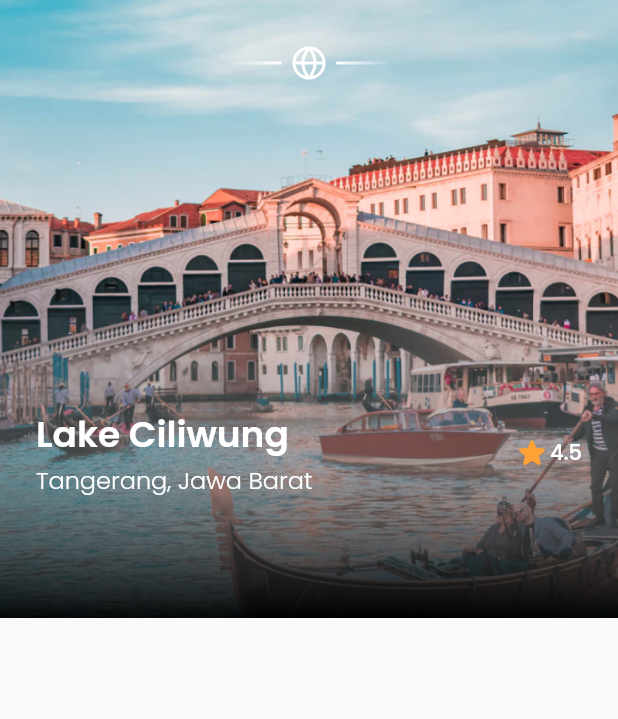
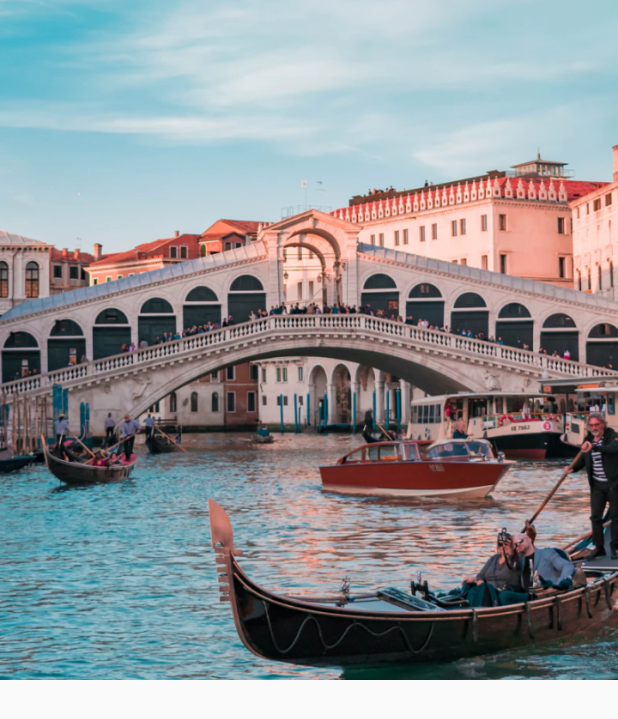
Before and after one commit to HarunNurahman/book-inn-air, a Flutter app: the DetailPage screen opened directly, on a phone screen of 412 x 824 dp. Shown: the top 719 px of the screen. Run offline on Flutter 3.47's test engine with Material 2 defaults, Android fonts, the phone set to English and light mode, and no system bars; our stand-ins replace device_preview, google_fonts.

Commit message:
Additional Changes on Detail Page

```diff
--- a/lib/pages/detail_page.dart
+++ b/lib/pages/detail_page.dart
@@ -6,124 +6,17 @@ class DetailPage extends StatelessWidget {
 
   @override
   Widget build(BuildContext context) {
-    // Widget for background / thumbnail image
     Widget _backgroundImage() {
-      // Shadow for background image
-      Widget _bottomShadowContent() {
-        return Align(
-          alignment: Alignment.bottomCenter,
-          child: Container(
-            width: double.infinity,
-            height: 215,
-            decoration: BoxDecoration(
-              gradient: LinearGradient(
-                begin: Alignment.topCenter,
-                end: Alignment.bottomCenter,
-                colors: [
-                  kWhiteColor.withOpacity(0),
-                  Colors.black.withOpacity(0.95),
-                ],
-              ),
-            ),
-            child: Padding(
-              padding: EdgeInsets.only(
-                top: 75,
-                left: defaultMargin,
-                right: defaultMargin,
-              ),
-              child: Column(
-                children: [
-                  Column(
-                    children: [
-                      Row(
-                        children: [
-                          Expanded(
-                            child: Column(
-                              crossAxisAlignment: CrossAxisAlignment.start,
-                              children: [
-                                Text(
-                                  'Lake Ciliwung',
-                                  style: whiteTextStyle.copyWith(
-                                    fontSize: 24,
-                                    fontWeight: semiBold,
-                                  ),
-                                  overflow: TextOverflow.ellipsis,
-                                  maxLines: 2,
-                                ),
-                                Text(
-                                  'Tangerang, Jawa Barat',
-                                  style: whiteTextStyle.copyWith(
-                                    fontSize: 16,
-                                    fontWeight: light,
-                                  ),
-                                  overflow: TextOverflow.ellipsis,
-                                  maxLines: 2,
-                                ),
-                              ],
-                            ),
-                          ),
-                          Row(
-                            mainAxisAlignment: MainAxisAlignment.center,
-                            crossAxisAlignment: CrossAxisAlignment.center,
-                            children: [
-                              Icon(
-                                Icons.star_rounded,
-                                color: kYellowColor,
-                                size: 24,
-                              ),
-                              Text(
-                                '4.5',
-                                style: whiteTextStyle.copyWith(
-                                  fontSize: 14,
-                                  fontWeight: medium,
-                                ),
-                              )
-                            ],
-                          ),
-                        ],
-                      ),
-                    ],
-                  ),
-                ],
-              ),
-            ),
-          ),
-        );
-      }
-
-      Widget _emblem() {
-        return Container(
-          margin: const EdgeInsets.only(top: 30),
-          width: double.infinity,
-          child: Column(
-            children: [
-              // Top emblem
-              Center(
-                child: Image.asset(
-                  'assets/icons/ic_emblem.png',
-                  width: 108,
-                ),
-              ),
-            ],
-          ),
-        );
-      }
-
-      // Content for background image
       return Container(
         width: double.infinity,
-        height: MediaQuery.of(context).size.height * 0.5,
+        height: MediaQuery.of(context).size.height * 0.55,
         decoration: const BoxDecoration(
           image: DecorationImage(
             fit: BoxFit.cover,
-            image: AssetImage('assets/images/img_destination-1.png'),
+            image: AssetImage(
+              'assets/images/img_destination-1.png',
+            ),
           ),
-        ),
-        child: Stack(
-          children: [
-            _emblem(),
-            _bottomShadowContent(),
-          ],
         ),
       );
     }
@@ -131,12 +24,13 @@ class DetailPage extends StatelessWidget {
     return Scaffold(
       backgroundColor: bgColor,
       body: SafeArea(
+          child: SingleChildScrollView(
         child: Stack(
           children: [
             _backgroundImage(),
           ],
         ),
-      ),
+      )),
     );
   }
 }
```
